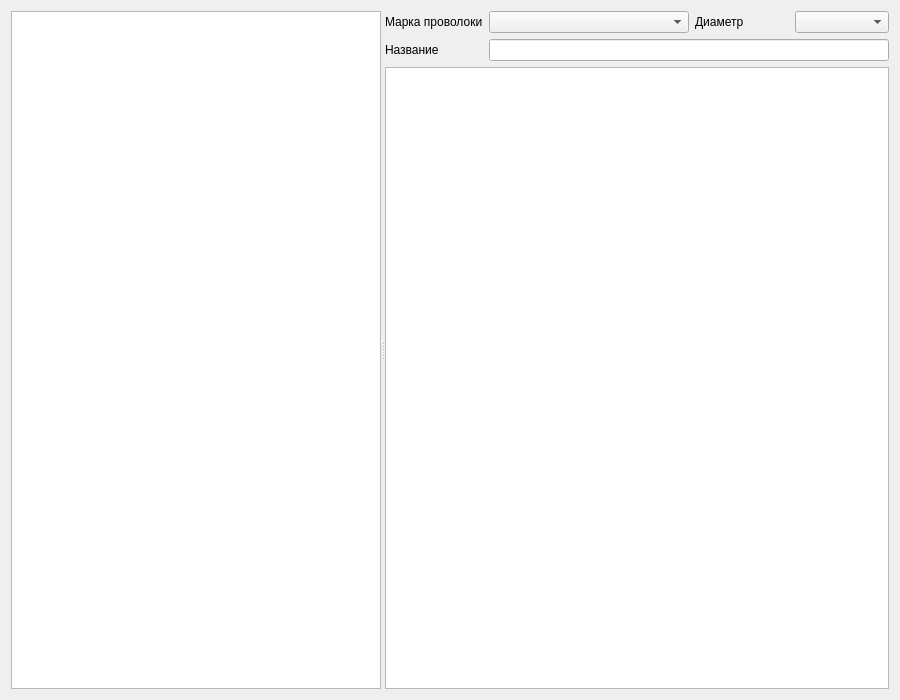
Sergeyego/ovenTech, file dialogprog.ui: the form before one commit.
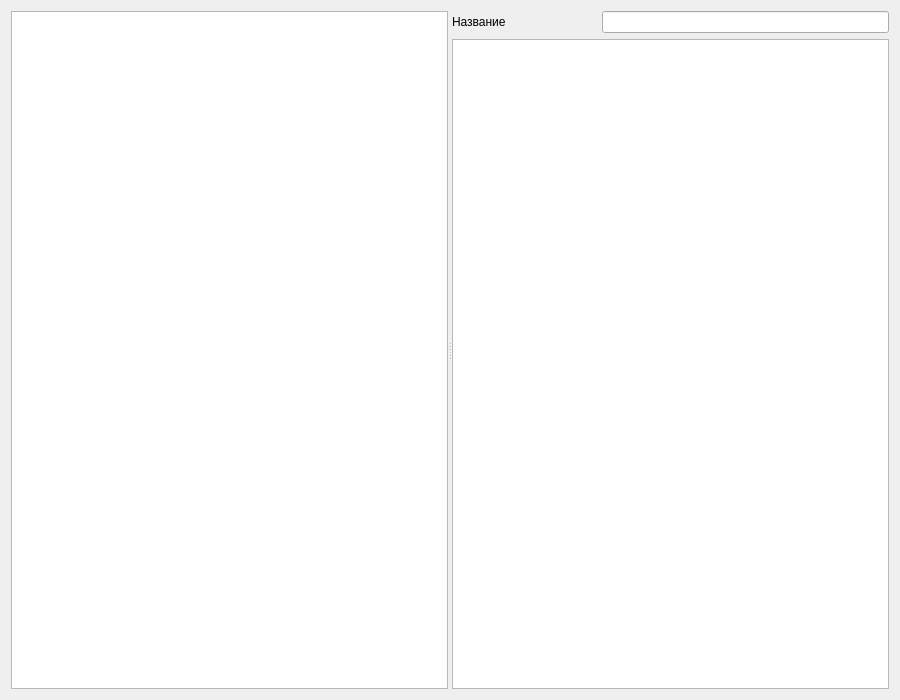
The form after the commit. Custom widgets are drawn as their Qt base class.

Commit message: убраны маркаб диаметр из программы

```diff
--- a/dialogprog.ui
+++ b/dialogprog.ui
@@ -34,43 +34,16 @@
       <layout class="QVBoxLayout" name="verticalLayoutCont">
        <item>
         <layout class="QGridLayout" name="gridLayout">
-         <item row="1" column="0">
-          <widget class="QLabel" name="label">
-           <property name="text">
-            <string>Название</string>
-           </property>
-          </widget>
-         </item>
-         <item row="1" column="1" colspan="3">
+         <item row="0" column="1" colspan="2">
           <widget class="QLineEdit" name="lineEditName"/>
          </item>
          <item row="0" column="0">
-          <widget class="QLabel" name="label_2">
+          <widget class="QLabel" name="label">
            <property name="text">
-            <string>Марка проволоки</string>
+            <string>Название</string>
            </property>
           </widget>
          </item>
-         <item row="0" column="1">
-          <widget class="QComboBox" name="comboBoxProv">
-           <property name="minimumSize">
-            <size>
-             <width>200</width>
-             <height>0</height>
-            </size>
-           </property>
-          </widget>
-         </item>
-         <item row="0" column="2">
-          <widget class="QLabel" name="label_3">
-           <property name="text">
-            <string>Диаметр</string>
-           </property>
-          </widget>
-         </item>
-         <item row="0" column="3">
-          <widget class="QComboBox" name="comboBoxDiam"/>
-         </item>
         </layout>
        </item>
        <item>
```
Left out of the diff: 2 changed lines with no effect on the pictures. The commit also changes 5 other files.
